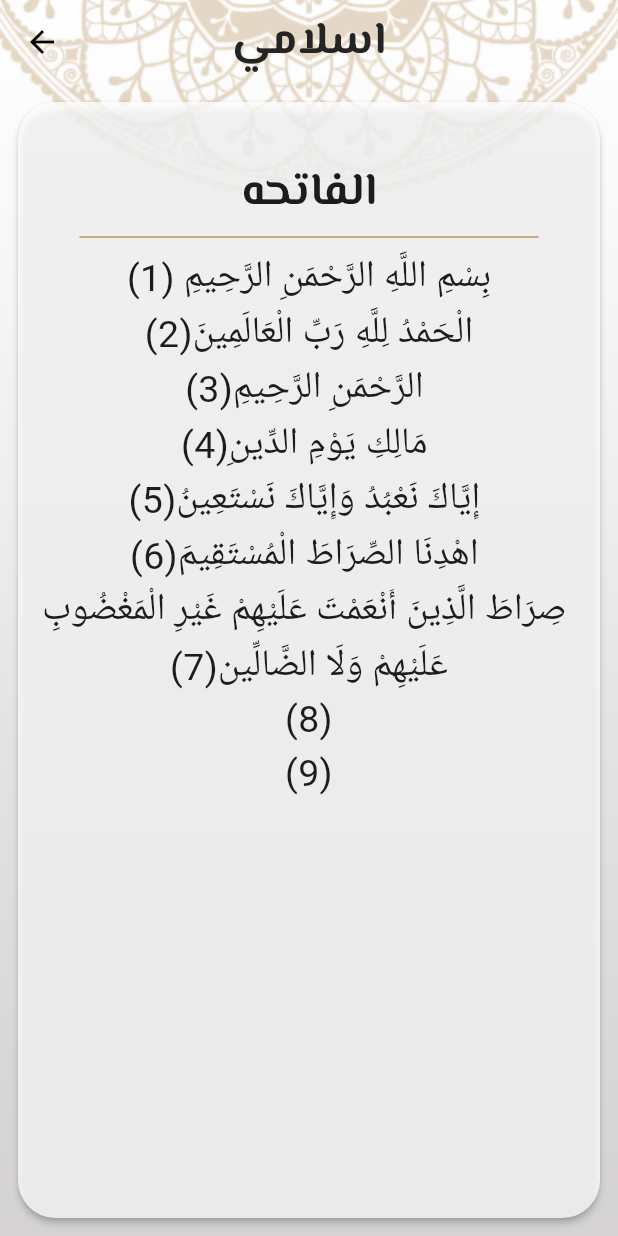
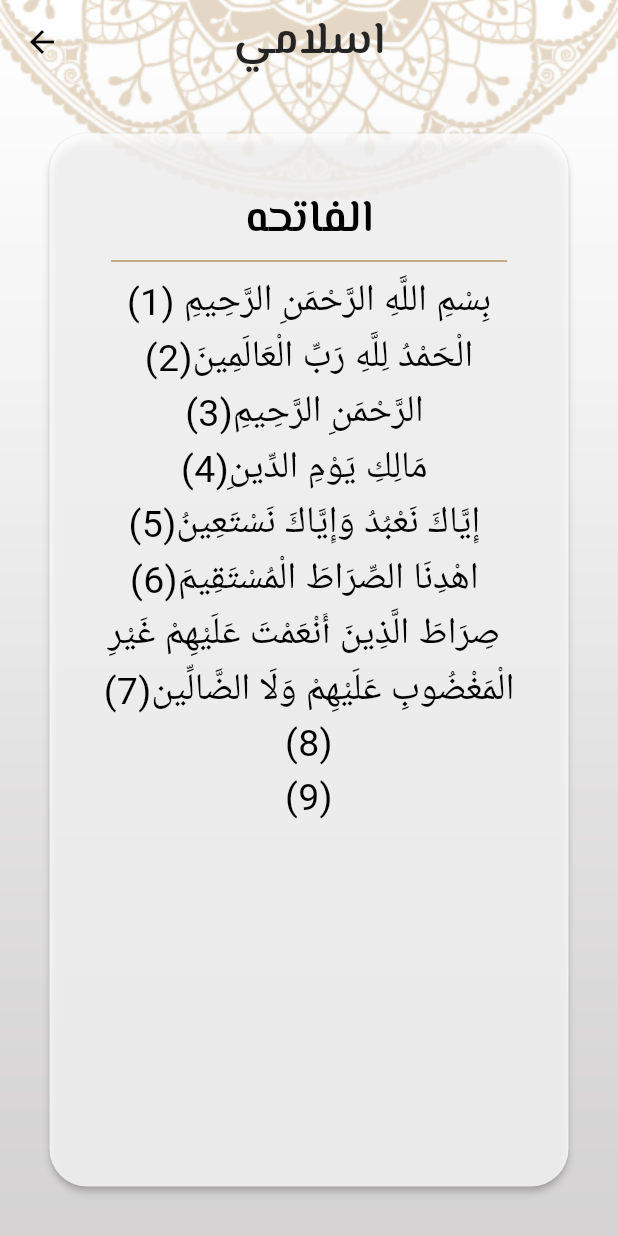
Before and after one commit to mohame12/islami2, a Flutter app: the screen it shows after launch, after a tap on "الفاتحه", on a phone screen of 412 x 824 dp. Run offline on Flutter 3.47's test engine with Material 3 defaults, Android fonts, the phone set to English and light mode, and no system bars.

Commit message:
ending theme

```diff
--- a/lib/core/styles/body_style.dart
+++ b/lib/core/styles/body_style.dart
@@ -1,26 +1,26 @@
 import 'package:flutter/material.dart';
 
 class AppTextStyles {
-  static const TextStyle heading1 = TextStyle(
+  static const TextStyle title30 = TextStyle(
     fontSize: 30,
-    fontWeight: FontWeight.bold,
+    fontWeight: FontWeight.w700,
     fontFamily: 'ElMessiri',
     color: Color(0xff242424),
   );
 
-  static const TextStyle heading2 = TextStyle(
+  static const TextStyle body20 = TextStyle(
     fontSize: 20.0,
     fontWeight: FontWeight.w600,
     fontFamily: 'ElMessiri',
     color: Colors.black54,
   );
 
-  static const TextStyle bodyText = TextStyle(
+  static const TextStyle body25_normal = TextStyle(
     fontSize: 25,
     fontWeight: FontWeight.normal,
     color: Color(0xff242424),
   );
-  static const TextStyle bodyText2 = TextStyle(
+  static const TextStyle body25_meseri = TextStyle(
     fontSize: 25,
     fontFamily: 'ElMessiri',
     fontWeight: FontWeight.normal,
--- a/lib/core/themes/mytheme.dart
+++ b/lib/core/themes/mytheme.dart
@@ -3,9 +3,15 @@ import 'package:flutter/services.dart';
 import 'package:islami2/core/colors/colors.dart';
 import 'package:islami2/core/styles/body_style.dart';
 
-ThemeData lightTheme=ThemeData(
+
+ThemeData lightTheme = ThemeData(
+
     primaryColor: defcolor,
-    textTheme: TextTheme(headlineLarge: AppTextStyles.heading1.copyWith(color: Colors.black)),
+    textTheme: const TextTheme(
+        titleLarge: AppTextStyles.title30,
+        bodyMedium: AppTextStyles.body25_normal,
+        bodySmall: AppTextStyles.body20,
+        headlineLarge: AppTextStyles.body25_meseri),
     scaffoldBackgroundColor: Colors.transparent,
     bottomNavigationBarTheme: const BottomNavigationBarThemeData(
       backgroundColor: Color(0xffB7935F),
@@ -15,25 +21,22 @@ ThemeData lightTheme=ThemeData(
       showUnselectedLabels: false,
       showSelectedLabels: false,
     ),
-    appBarTheme:  AppBarTheme(
+    appBarTheme: const AppBarTheme(
         systemOverlayStyle: SystemUiOverlayStyle(
             statusBarColor: Colors.transparent,
-            statusBarIconBrightness: Brightness.dark
-        ),
+            statusBarIconBrightness: Brightness.dark),
         centerTitle: true,
         backgroundColor: Colors.transparent,
-        titleTextStyle: AppTextStyles.heading1,
-        iconTheme: IconThemeData(color: Colors.black)
-    )
-);
+        titleTextStyle: AppTextStyles.title30,
+        iconTheme: IconThemeData(color: Colors.black)));
 
-
-
-
-
-ThemeData darkTheme=ThemeData(
+ThemeData darkTheme = ThemeData(
     primaryColor: darkcolor,
-    textTheme: TextTheme(headlineLarge: AppTextStyles.heading1.copyWith(color: Colors.white)),
+    textTheme: TextTheme(
+        titleLarge: AppTextStyles.title30.copyWith(color: Colors.white),
+        bodyMedium: AppTextStyles.body25_normal.copyWith(color: Colors.white),
+        bodySmall: AppTextStyles.body20.copyWith(color: Colors.white),
+        headlineLarge: AppTextStyles.body25_meseri.copyWith(color: Colors.white)),
     scaffoldBackgroundColor: Colors.transparent,
     bottomNavigationBarTheme: const BottomNavigationBarThemeData(
       backgroundColor: Color(0xff141A2E),
@@ -43,14 +46,11 @@ ThemeData darkTheme=ThemeData(
       showUnselectedLabels: false,
       showSelectedLabels: false,
     ),
-    appBarTheme:  AppBarTheme(
-        systemOverlayStyle: SystemUiOverlayStyle(
+    appBarTheme: AppBarTheme(
+        systemOverlayStyle: const SystemUiOverlayStyle(
             statusBarColor: Colors.transparent,
-            statusBarIconBrightness: Brightness.light
-        ),
+            statusBarIconBrightness: Brightness.light),
         centerTitle: true,
         backgroundColor: Colors.transparent,
-        titleTextStyle: AppTextStyles.heading1.copyWith(color: Colors.white),
-        iconTheme: IconThemeData(color: Colors.white)
-    )
-);
+        titleTextStyle: AppTextStyles.title30.copyWith(color:Colors.white),
+        iconTheme: const IconThemeData(color: Colors.white)));
--- a/lib/core/widgets/hadeth_tap_item.dart
+++ b/lib/core/widgets/hadeth_tap_item.dart
@@ -1,6 +1,6 @@
 
 import 'package:flutter/material.dart';
-import '../styles/body_style.dart';
+
 
 class HadethTapItem extends StatelessWidget {
   const HadethTapItem({
@@ -16,7 +16,7 @@ class HadethTapItem extends StatelessWidget {
       padding: const EdgeInsetsDirectional.only(top: 20),
       child: GestureDetector(
           onTap:onTap,
-          child: Text('الحديث رقم ${index+1}',style: AppTextStyles.bodyText,)),
+          child: Text('الحديث رقم ${index+1}',style: Theme.of(context).textTheme.bodyMedium,)),
     ));
   }
 }
--- a/lib/features/presentation/home_screen/view/home/home_view.dart
+++ b/lib/features/presentation/home_screen/view/home/home_view.dart
@@ -1,6 +1,6 @@
 import 'package:flutter/material.dart';
-import 'package:google_fonts/google_fonts.dart';
 import 'package:islami2/features/presentation/home_screen/providers/provider.dart';
+import 'package:islami2/features/presentation/home_screen/view/home/taps/settings_tap/providers/settings_provider.dart';
 import 'package:provider/provider.dart';
 
 class HomeView extends StatelessWidget {
@@ -11,10 +11,11 @@ class HomeView extends StatelessWidget {
   @override
   Widget build(BuildContext context) {
     var pro=Provider.of<Provider1>(context);
+    var settingpr=Provider.of<SettingsProvider>(context);
     return Container(
       decoration: BoxDecoration(
         image: DecorationImage(
-          image: AssetImage('assets/images/background.png')
+          image:settingpr.isdark?AssetImage('assets/images/home_dark_background.png') :AssetImage('assets/images/background.png')
              , fit: BoxFit.cover
         )
       ),
@@ -22,11 +23,8 @@ class HomeView extends StatelessWidget {
         backgroundColor: Colors.transparent,
         appBar: AppBar(
           backgroundColor: Colors.transparent,
-          title: Text('islami', style: GoogleFonts.elMessiri(
-            fontSize: 30,
-            fontWeight: FontWeight.bold,
-          ),),
-          centerTitle: true,
+          title: Text('اسلامي', style: Theme.of(context).textTheme.titleLarge,),
+
         ),
         bottomNavigationBar:BottomNavigationBar(
           currentIndex: pro.index,
--- a/lib/features/presentation/home_screen/view/home/taps/ahadeth_tap/views/ahadeth_tap.dart
+++ b/lib/features/presentation/home_screen/view/home/taps/ahadeth_tap/views/ahadeth_tap.dart
@@ -1,6 +1,6 @@
 import 'package:flutter/material.dart';
 import 'package:islami2/core/colors/colors.dart';
-import 'package:islami2/core/styles/body_style.dart';
+
 
 import 'package:provider/provider.dart';
 
@@ -22,7 +22,7 @@ class HadethTap extends StatelessWidget {
             children: [
               const Image(image: AssetImage('assets/images/hadeth_logo.png')),
               const Divider(thickness: 3, color: defcolor),
-              const Text('الأحاديث', style: AppTextStyles.heading1),
+               Text('الأحاديث', style: Theme.of(context).textTheme.titleLarge),
               const Divider(color: defcolor, thickness: 3),
               Expanded(
                 child: ListView.builder(
--- a/lib/features/presentation/home_screen/view/home/taps/quran_tap/views/quran.dart
+++ b/lib/features/presentation/home_screen/view/home/taps/quran_tap/views/quran.dart
@@ -1,5 +1,4 @@
 import 'package:flutter/material.dart';
-import 'package:google_fonts/google_fonts.dart';
 import 'package:islami2/core/colors/colors.dart';
 import 'package:islami2/features/presentation/home_screen/view/home/taps/quran_tap/views/sura_details.dart';
 import 'package:islami2/features/presentation/home_screen/view/home/taps/quran_tap/views/sura_model.dart';
@@ -143,7 +142,7 @@ class QuranTap extends StatelessWidget {
             'assets/images/qur2an_screen_logo.png',
             height: 227,
           ),
-          Divider(
+          const Divider(
             thickness: 3,
             color: defcolor,
           ),
@@ -153,61 +152,47 @@ class QuranTap extends StatelessWidget {
               children: [
                 TableRow(children: [
                   Text(
-                    'Sura Name',
+                      'عدد الايات',
                       textAlign: TextAlign.center,
-                    style: GoogleFonts.elMessiri(
-                      fontSize: 25,
-                      fontWeight: FontWeight.w600,
-                    ),
+                      style:Theme.of(context).textTheme.headlineLarge
                   ),
                   Text(
-                    'Sura Name',
+                    'اسم السوره',
                     textAlign: TextAlign.center,
-                    style: GoogleFonts.elMessiri(
-                      fontSize: 25,
-                      fontWeight: FontWeight.w600,
-                    ),
+                    style: Theme.of(context).textTheme.headlineLarge,
                   ),
                 ]),
               ],
             ),
           ),
-          Divider(
+          const Divider(
             thickness: 3,
             color: defcolor,
           ),
           Expanded(
-            child: ListView.separated(separatorBuilder: (context,index){
-              return Divider(
-                color: Color(0xffB7935F),
-                indent: 60,
-                endIndent: 60,
-              );
-            },
+            child: Padding(
+              padding: const EdgeInsets.only(top: 17.5),
+              child: ListView.separated(
                 itemBuilder: (context,index){
 
                   return Row(
                     children: [
-                    Spacer(),
-                    Text(ayaNumber[index],style: GoogleFonts.inter(
-                      fontSize: 25,
-                      fontWeight: FontWeight.w400,
-                    ),),
-                    Spacer(),
+                      const Spacer(),
+                      Text(ayaNumber[index],style:Theme.of(context).textTheme.bodyMedium),
+                      const Spacer(flex: 2,),
                       InkWell(
                         onTap:(){
                           Navigator.pushNamed(context, SuraDetails.id,
                               arguments: SuraModel(suraName[index],index));
                         },
-                      child: Text(suraName[index],style: GoogleFonts.inter(
-                        fontSize: 25,
-                        fontWeight: FontWeight.w400,
-                      ),),
+                        child: Text(suraName[index],
+                            style:Theme.of(context).textTheme.bodyMedium),
                       ),
-                    Spacer(),
+                      const Spacer(),
                     ],
                   );
-              }, itemCount: suraName.length,),
+                }, itemCount: suraName.length, separatorBuilder: (BuildContext context, int index) {return const SizedBox(height: 20,); },),
+            ),
           )
         ]);
   }
--- a/lib/features/presentation/home_screen/view/home/taps/quran_tap/views/sura_details.dart
+++ b/lib/features/presentation/home_screen/view/home/taps/quran_tap/views/sura_details.dart
@@ -1,52 +1,50 @@
 import 'package:flutter/material.dart';
-//import 'package:flutter/services.dart';
-import 'package:google_fonts/google_fonts.dart';
 import 'package:islami2/core/colors/colors.dart';
 import 'package:islami2/features/presentation/home_screen/view/home/taps/quran_tap/views/sura_model.dart';
+import 'package:islami2/features/presentation/home_screen/view/home/taps/settings_tap/providers/settings_provider.dart';
 import 'package:provider/provider.dart';
 
 import '../../../../../providers/qoran_provider.dart';
 
 class SuraDetails extends StatelessWidget {
-  const SuraDetails({super.key});
+   SuraDetails({super.key});
 
   static const String id = 'Sura Details';
 
   @override
   Widget build(BuildContext context) {
+
     var model = ModalRoute
         .of(context)
         ?.settings
         .arguments as SuraModel;
-
-    return Consumer<QoranProvider>(
-      builder: (context, provider, child) {
+    var provider=Provider.of<QoranProvider>(context);
+    var settingpro=Provider.of<SettingsProvider>(context);
     if (provider.verses.isEmpty) {
       provider.loadSuraFile(model.index);
     }
     provider.loadSuraFile(model.index);
+
         return Container(
-          decoration: BoxDecoration(
+          decoration:  BoxDecoration(
             image: DecorationImage(
-                image: AssetImage('assets/images/background.png'),fit: BoxFit.cover),
+                image:settingpro.isdark?AssetImage('assets/images/home_dark_background.png'):AssetImage('assets/images/background.png'),fit: BoxFit.cover),
           ),
           child: Scaffold(
 
             appBar: AppBar(
 
-              title: Text('اسلامي', style: GoogleFonts.elMessiri(
-                fontSize: 30,
-                fontWeight: FontWeight.bold,
-              ),),
-              centerTitle: true,
+              title: const Text('اسلامي', ),
             ),
-            body: Card(
-              margin: EdgeInsets.all(12),
-              color: Colors.white.withOpacity(0.79),
+            body: Padding(
+              padding: const EdgeInsets.all(29),
+              child: Card(
+
+                color:settingpro.isdark? Color(0xff141A2E).withOpacity(0.79):Colors.white.withOpacity(0.79),
                 elevation: 2,
                 shape: OutlineInputBorder(
                     borderRadius: BorderRadius.circular(25),
-                  borderSide: BorderSide(
+                    borderSide: const BorderSide(
                       color: Colors.transparent,
                     )
                 ),
@@ -54,12 +52,9 @@ class SuraDetails extends StatelessWidget {
                   children: [
                     Padding(
                       padding: const EdgeInsets.only(top: 39),
-                    child: Text(model.name, style: GoogleFonts.elMessiri(
-                      fontSize: 30,
-                      fontWeight: FontWeight.bold,
-                    ),),
+                      child: Text(model.name, style: Theme.of(context).textTheme.titleLarge?.copyWith(color: settingpro.isdark?Color(0xffFACC1D):Colors.black)),
                     ),
-                  Divider(
+                    const Divider(
                       thickness: 1,
                       indent: 41,
                       endIndent: 41,
@@ -70,17 +65,18 @@ class SuraDetails extends StatelessWidget {
                         return Text('${provider.verses[index]}(${index + 1})',
                             textDirection: TextDirection.rtl,
                             textAlign: TextAlign.center,
-                          style:TextStyle(fontSize: 25)
+                            style:Theme.of(context).textTheme.bodyMedium?.copyWith(color: settingpro.isdark?Color(0xffFACC1D):Colors.black)
                         );
                       }, itemCount: provider.verses.length,),
                     ),
                   ],
                 ),
               ),
+            ),
 
           ),
         );
-      },
-    );
+
+
   }
 }
--- a/lib/features/presentation/splash_view/views/splash_screen.dart
+++ b/lib/features/presentation/splash_view/views/splash_screen.dart
@@ -1,5 +1,7 @@
 import 'package:flutter/material.dart';
 import 'package:islami2/features/presentation/home_screen/view/home/home_view.dart';
+import 'package:islami2/features/presentation/home_screen/view/home/taps/settings_tap/providers/settings_provider.dart';
+import 'package:provider/provider.dart';
 
 class SplashScreen extends StatefulWidget {
   const SplashScreen({super.key});
@@ -24,9 +26,10 @@ class _SplashScreenState extends State<SplashScreen>
 
   @override
   Widget build(BuildContext context) {
+    var settingpro=Provider.of<SettingsProvider>(context);
     return Container(
       decoration: BoxDecoration(
-        image: DecorationImage(image: AssetImage('assets/images/bg2.png'),fit: BoxFit.cover)
+        image: DecorationImage(image:settingpro.isdark?const AssetImage('assets/images/bg.png') :const AssetImage('assets/images/bg2.png'),fit: BoxFit.cover)
       ),
       child: const Scaffold(
         backgroundColor: Color(0xffFFFFFF),
```
Also changed, not shown: lib/features/presentation/home_screen/view/home/taps/ahadeth_tap/views/hadeth_view.dart (+10 -8 lines), lib/features/presentation/home_screen/view/home/taps/radio_tap/views/radio.dart (+19 -16 lines), lib/features/presentation/home_screen/view/home/taps/sebha_tap/views/sebha_tap.dart (+13 -11 lines), lib/features/presentation/home_screen/view/home/taps/settings_tap/providers/settings_provider.dart (+10 -7 lines), lib/features/presentation/home_screen/view/home/taps/settings_tap/views/settings.dart (+6 -4 lines), assets/images/bg.png (added), assets/images/home_dark_background.png (added). Lines whose indentation alone changed are shown as unchanged.
